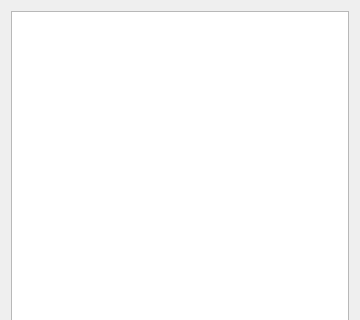
undisbeliever/untech-editor, file src/gui-qt/metasprite/exportorder/exportordereditorwidget.ui: the form before one commit; both pictures show x 0 to 360 and y 0 to 320 of the 360 by 480 pixel window.
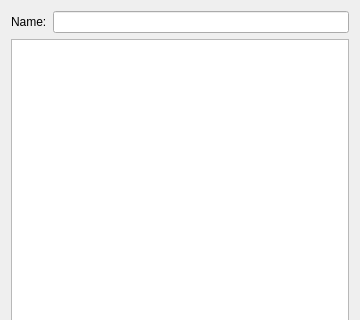
The form after the commit. Icons and pictures are not drawn.

Commit message: Add missing name LineEdit to ExportOrderEditorWidget

The edit to the form file:
```diff
--- a/src/gui-qt/metasprite/exportorder/exportordereditorwidget.ui
+++ b/src/gui-qt/metasprite/exportorder/exportordereditorwidget.ui
@@ -11,6 +11,20 @@
    </rect>
   </property>
   <layout class="QVBoxLayout" name="verticalLayout">
+   <item>
+    <layout class="QFormLayout" name="formLayout">
+     <item row="0" column="0">
+      <widget class="QLabel" name="nameLabel">
+       <property name="text">
+        <string>Name:</string>
+       </property>
+      </widget>
+     </item>
+     <item row="0" column="1">
+      <widget class="QLineEdit" name="name"/>
+     </item>
+    </layout>
+   </item>
    <item>
     <widget class="QTreeView" name="treeView">
      <property name="alternatingRowColors">
```
The commit also changes 6 other files.
